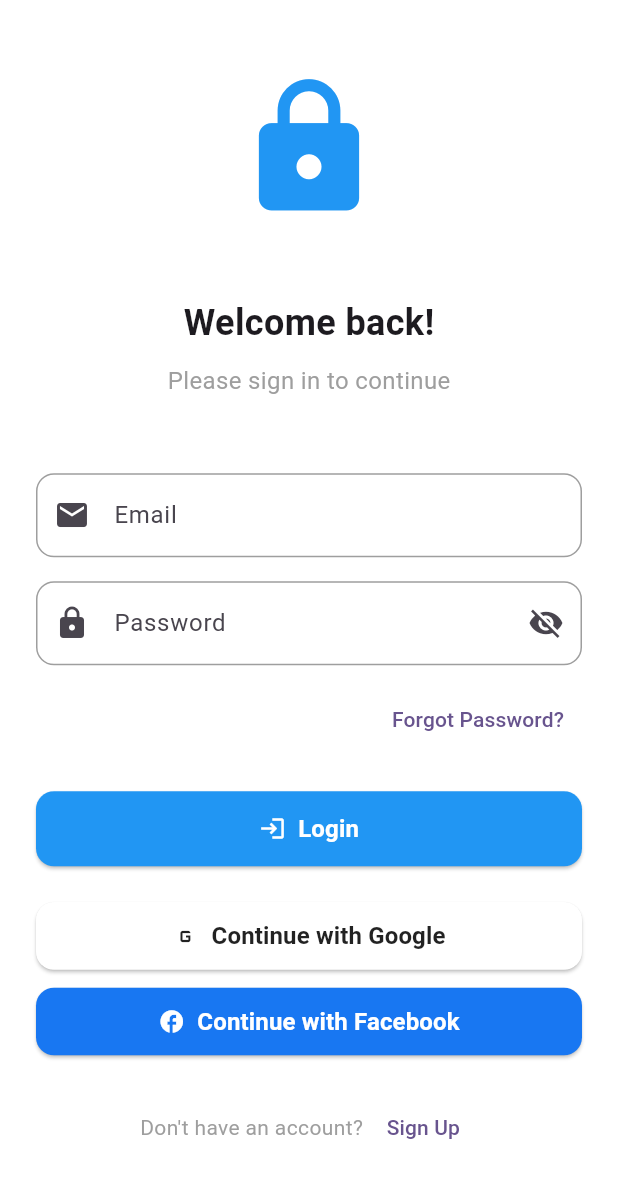
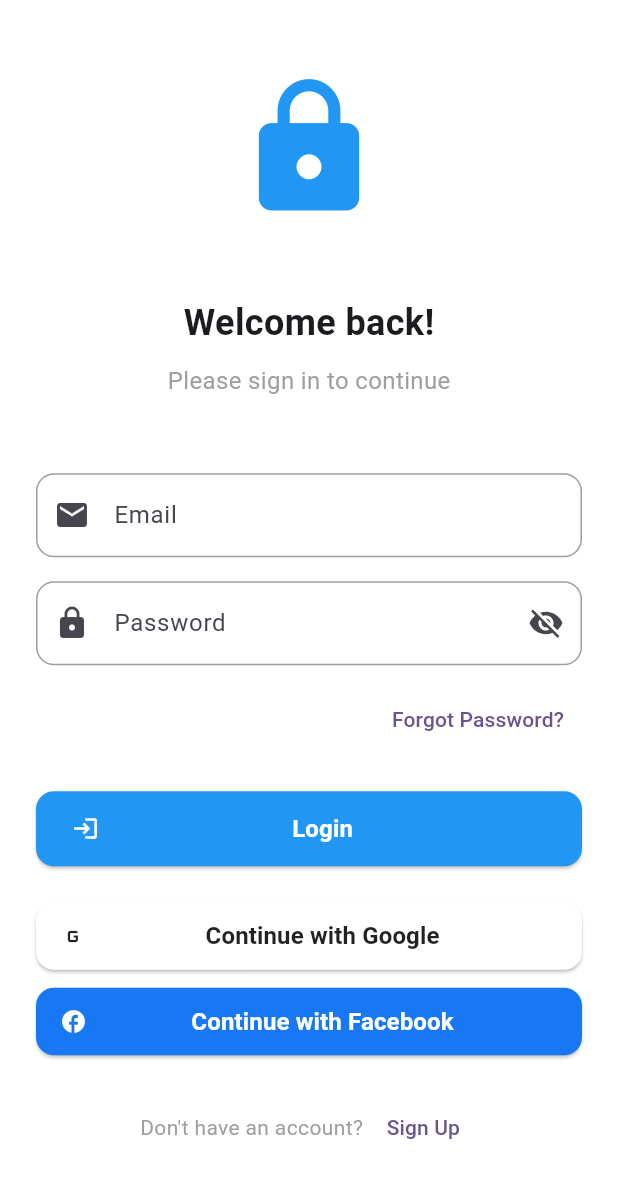
Before and after one commit to vunguyen-aya/widgetbook-demo, a Flutter app: the screen it shows after launch, on a phone screen of 412 x 824 dp. Shown: the top 1178 px of the screen. Run offline on Flutter 3.47's test engine with Material 3 defaults, Android fonts, the phone set to English and light mode, and no system bars; our stand-ins replace flutter_screenutil; missing offline and left inert: widgetbook, widgetbook_annotation.

Commit message:
Fix button

```diff
--- a/lib/widgets/custom_button.dart
+++ b/lib/widgets/custom_button.dart
@@ -50,15 +50,15 @@ class CustomButton extends StatelessWidget {
                 ),
               )
             : Row(
-                mainAxisAlignment: MainAxisAlignment.center,
+                mainAxisAlignment: MainAxisAlignment.start,
                 children: [
                   if (icon != null) ...[
                     Icon(
                       icon,
                       color: textColor ?? Colors.white,
                     ),
-                    const SizedBox(width: 8),
                   ],
+                  const Spacer(),
                   Text(
                     text,
                     style: TextStyle(
@@ -67,6 +67,7 @@ class CustomButton extends StatelessWidget {
                       fontWeight: FontWeight.bold,
                     ),
                   ),
+                  const Spacer(),
                 ],
               ),
       ),
```
